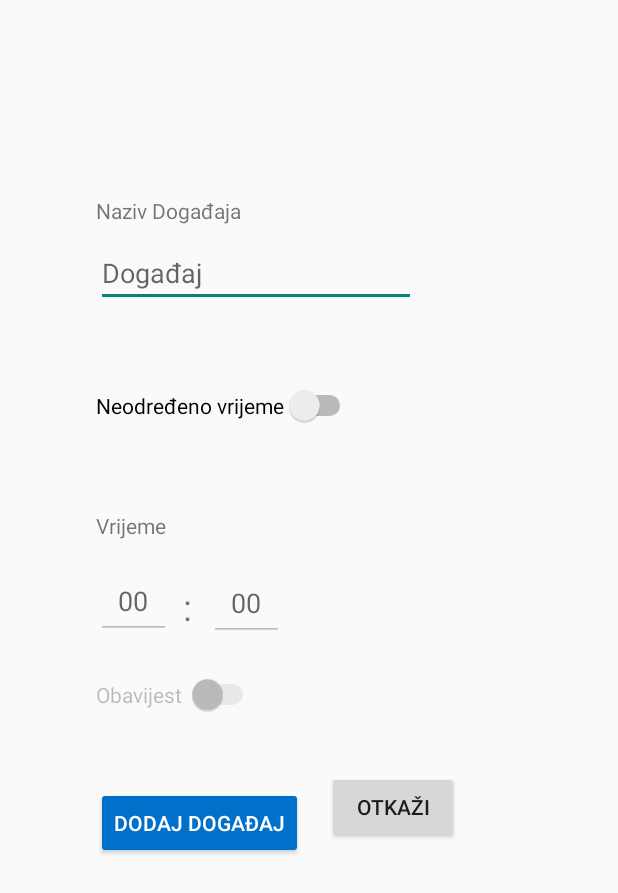
After one commit to lanatodorovski/android-projekt-g3p, an Android app: the layout add_event_activity.xml on its own in the app's theme, with its tools: preview values and no code run, on a phone screen of 412 x 824 dp. The commit adds this screen. Shown: the top 893 px of the screen. Run offline under Robolectric (Android 15) with nearby library versions, the phone set to English and light mode, and no system bars.

Commit message:
detail and form added

```diff
--- a/app/src/main/AndroidManifest.xml
+++ b/app/src/main/AndroidManifest.xml
@@ -21,6 +21,7 @@
                 <category android:name="android.intent.category.LAUNCHER" />
             </intent-filter>
         </activity>
+        <activity android:name=".DayActivity" />
     </application>
 
 </manifest>
--- a/app/src/main/java/com/example/android_projekt_g3p/CalendarAdapter.java
+++ b/app/src/main/java/com/example/android_projekt_g3p/CalendarAdapter.java
@@ -8,6 +8,7 @@ import androidx.annotation.CallSuper;
 import androidx.annotation.NonNull;
 import androidx.recyclerview.widget.RecyclerView;
 
+import java.time.LocalDate;
 import java.util.ArrayList;
 
 public class CalendarAdapter extends RecyclerView.Adapter<CalendarViewHolder>{
--- /dev/null
+++ b/app/src/main/res/layout/add_event_activity.xml
@@ -0,0 +1,151 @@
+<?xml version="1.0" encoding="utf-8"?>
+<androidx.constraintlayout.widget.ConstraintLayout xmlns:android="http://schemas.android.com/apk/res/android"
+    xmlns:app="http://schemas.android.com/apk/res-auto"
+    xmlns:tools="http://schemas.android.com/tools"
+    android:layout_width="match_parent"
+    android:layout_height="match_parent">
+
+    <EditText
+        android:id="@+id/editTextText"
+        android:layout_width="wrap_content"
+        android:layout_height="wrap_content"
+        android:ems="10"
+        android:hint="Događaj"
+        android:inputType="text"
+        app:layout_constraintBottom_toBottomOf="parent"
+        app:layout_constraintEnd_toEndOf="parent"
+        app:layout_constraintHorizontal_bias="0.323"
+        app:layout_constraintStart_toStartOf="parent"
+        app:layout_constraintTop_toTopOf="parent"
+        app:layout_constraintVertical_bias="0.205" />
+
+    <TextView
+        android:id="@+id/textView9"
+        android:layout_width="107dp"
+        android:layout_height="19dp"
+        android:text="Naziv Događaja"
+        app:layout_constraintBottom_toTopOf="@+id/editTextText"
+        app:layout_constraintEnd_toEndOf="parent"
+        app:layout_constraintHorizontal_bias="0.0"
+        app:layout_constraintStart_toStartOf="@+id/editTextText"
+        app:layout_constraintTop_toTopOf="parent"
+        app:layout_constraintVertical_bias="0.934" />
+
+    <Switch
+        android:id="@+id/switch1"
+        android:layout_width="wrap_content"
+        android:layout_height="wrap_content"
+        android:layout_marginTop="44dp"
+        android:text="Neodređeno vrijeme"
+        app:layout_constraintBottom_toBottomOf="parent"
+        app:layout_constraintEnd_toEndOf="parent"
+        app:layout_constraintHorizontal_bias="0.0"
+        app:layout_constraintStart_toStartOf="@+id/editTextText"
+        app:layout_constraintTop_toBottomOf="@+id/editTextText"
+        app:layout_constraintVertical_bias="0.014" />
+
+    <TextView
+        android:id="@+id/textView10"
+        android:layout_width="wrap_content"
+        android:layout_height="wrap_content"
+        android:layout_marginTop="44dp"
+        android:text="Vrijeme"
+        app:layout_constraintBottom_toBottomOf="parent"
+        app:layout_constraintEnd_toEndOf="parent"
+        app:layout_constraintHorizontal_bias="0.0"
+        app:layout_constraintStart_toStartOf="@+id/editTextText"
+        app:layout_constraintTop_toBottomOf="@+id/switch1"
+        app:layout_constraintVertical_bias="0.027" />
+
+    <EditText
+        android:id="@+id/editTextText2"
+        android:layout_width="50dp"
+        android:layout_height="50dp"
+        android:layout_marginTop="16dp"
+        android:ems="10"
+        android:enabled="false"
+        android:hint="00"
+        android:inputType="text"
+        android:textAlignment="center"
+        app:layout_constraintBottom_toBottomOf="parent"
+        app:layout_constraintEnd_toEndOf="parent"
+        app:layout_constraintHorizontal_bias="0.0"
+        app:layout_constraintStart_toStartOf="@+id/editTextText"
+        app:layout_constraintTop_toBottomOf="@+id/textView10"
+        app:layout_constraintVertical_bias="0.0" />
+
+    <TextView
+        android:id="@+id/textView11"
+        android:layout_width="wrap_content"
+        android:layout_height="wrap_content"
+        android:layout_marginStart="8dp"
+        android:layout_marginTop="28dp"
+        android:text=":"
+        android:textSize="24sp"
+        app:layout_constraintBottom_toBottomOf="parent"
+        app:layout_constraintEnd_toEndOf="parent"
+        app:layout_constraintHorizontal_bias="0.0"
+        app:layout_constraintStart_toEndOf="@+id/editTextText2"
+        app:layout_constraintTop_toBottomOf="@+id/textView10"
+        app:layout_constraintVertical_bias="0.0" />
+
+    <EditText
+        android:id="@+id/editTextText3"
+        android:layout_width="50dp"
+        android:layout_height="50dp"
+        android:layout_marginStart="20dp"
+        android:layout_marginTop="16dp"
+        android:ems="10"
+        android:enabled="false"
+        android:hint="00"
+        android:inputType="text"
+        android:textAlignment="center"
+        app:layout_constraintBottom_toBottomOf="parent"
+        app:layout_constraintEnd_toEndOf="parent"
+        app:layout_constraintHorizontal_bias="0.022"
+        app:layout_constraintStart_toEndOf="@+id/editTextText2"
+        app:layout_constraintTop_toBottomOf="@+id/textView10"
+        app:layout_constraintVertical_bias="0.003" />
+
+    <Switch
+        android:id="@+id/switch2"
+        android:layout_width="wrap_content"
+        android:layout_height="wrap_content"
+        android:layout_marginTop="16dp"
+        android:enabled="false"
+        android:text="Obavijest "
+        app:layout_constraintBottom_toBottomOf="parent"
+        app:layout_constraintEnd_toEndOf="parent"
+        app:layout_constraintHorizontal_bias="0.0"
+        app:layout_constraintStart_toStartOf="@+id/editTextText"
+        app:layout_constraintTop_toBottomOf="@+id/editTextText2"
+        app:layout_constraintVertical_bias="0.021" />
+
+    <Button
+        android:id="@+id/button3"
+        android:layout_width="wrap_content"
+        android:layout_height="wrap_content"
+        android:backgroundTint="@color/blue"
+        android:text="Dodaj Događaj"
+        android:textColor="#FFFFFF"
+        app:layout_constraintBottom_toBottomOf="parent"
+        app:layout_constraintEnd_toEndOf="parent"
+        app:layout_constraintHorizontal_bias="0.0"
+        app:layout_constraintStart_toStartOf="@+id/editTextText"
+        app:layout_constraintTop_toBottomOf="@+id/switch2"
+        app:layout_constraintVertical_bias="0.16" />
+
+    <Button
+        android:id="@+id/button4"
+        android:layout_width="wrap_content"
+        android:layout_height="wrap_content"
+        android:layout_marginStart="16dp"
+        android:layout_marginTop="36dp"
+        android:text="Otkaži"
+        app:layout_constraintBottom_toBottomOf="parent"
+        app:layout_constraintEnd_toEndOf="parent"
+        app:layout_constraintHorizontal_bias="0.0"
+        app:layout_constraintStart_toEndOf="@+id/button3"
+        app:layout_constraintTop_toBottomOf="@+id/switch2"
+        app:layout_constraintVertical_bias="0.005" />
+</androidx.constraintlayout.widget.ConstraintLayout>
```
Also changed, not shown: app/src/main/java/com/example/android_projekt_g3p/AddEventActivity.java (added, +57 -0 lines), app/src/main/java/com/example/android_projekt_g3p/DayActivity.java (added, +92 -0 lines), app/src/main/java/com/example/android_projekt_g3p/MainActivity.java (+9 -1 lines), app/src/main/java/com/example/android_projekt_g3p/StoredEvents.java (added, +35 -0 lines), app/src/main/res/layout/day_activity.xml (added, +105 -0 lines).
